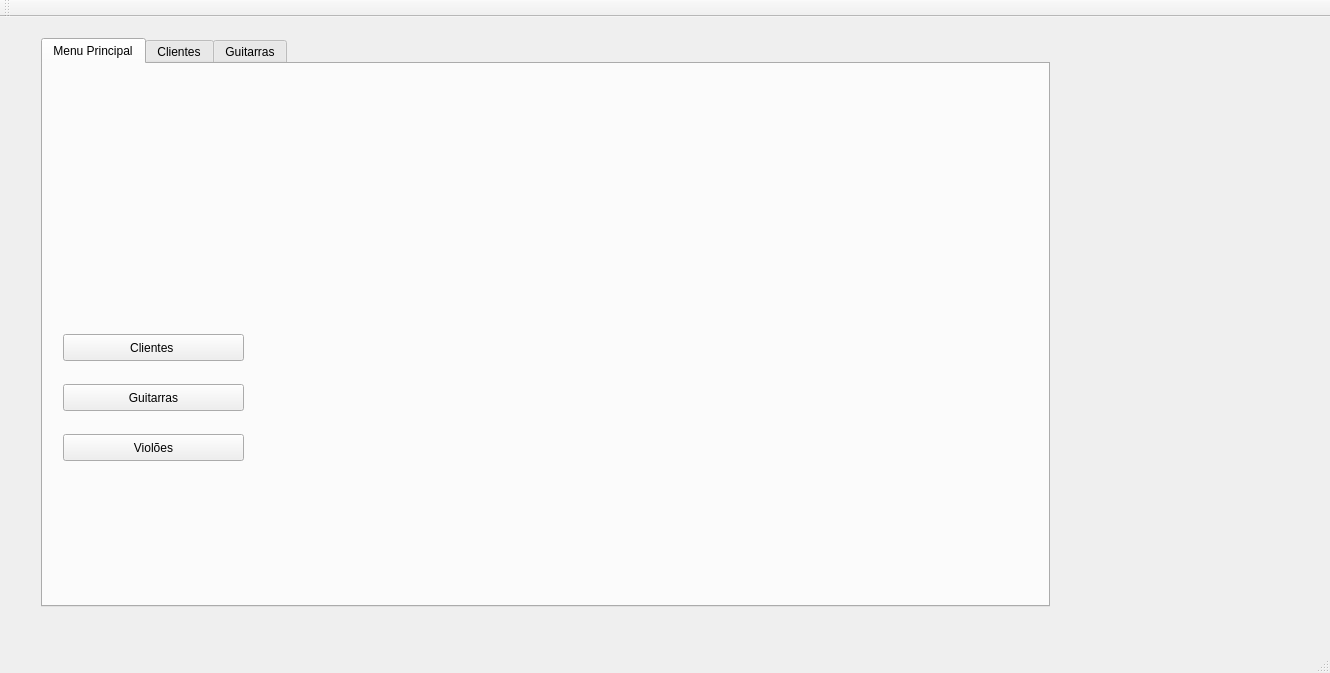
This is mainwindow.ui in gioxb10/projeto-loja-de-musica as Qt 5 draws it before an edit. The edited form follows.
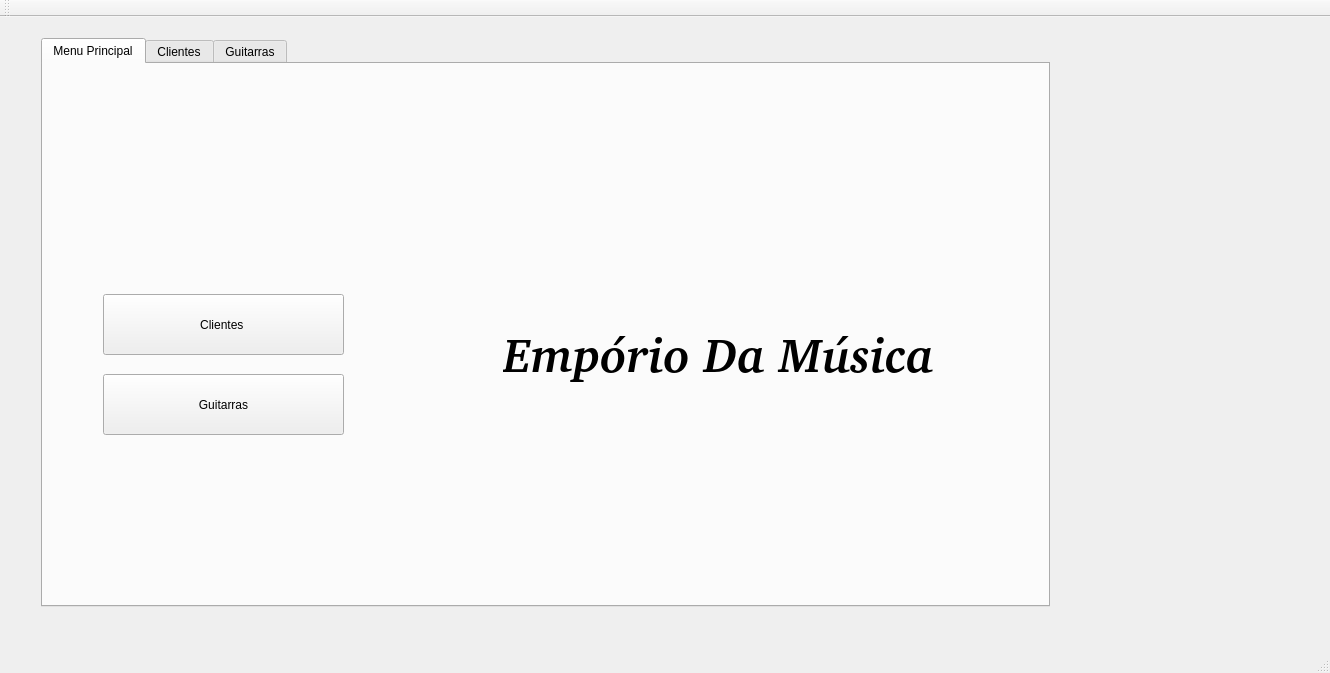
This is the edited form. The open tabs and pages were chosen to show the change. Icons and pictures are not drawn.

```diff
--- a/mainwindow.ui
+++ b/mainwindow.ui
@@ -39,10 +39,10 @@
         <widget class="QPushButton" name="pushButton">
          <property name="geometry">
           <rect>
-           <x>20</x>
-           <y>270</y>
-           <width>181</width>
-           <height>27</height>
+           <x>60</x>
+           <y>230</y>
+           <width>241</width>
+           <height>61</height>
           </rect>
          </property>
          <property name="focusPolicy">
@@ -55,10 +55,10 @@
         <widget class="QPushButton" name="pushButton_2">
          <property name="geometry">
           <rect>
-           <x>20</x>
-           <y>320</y>
-           <width>181</width>
-           <height>27</height>
+           <x>60</x>
+           <y>310</y>
+           <width>241</width>
+           <height>61</height>
           </rect>
          </property>
          <property name="focusPolicy">
@@ -68,20 +68,45 @@
           <string>Guitarras</string>
          </property>
         </widget>
-        <widget class="QPushButton" name="pushButton_3">
+        <widget class="QLabel" name="label_4">
          <property name="geometry">
           <rect>
-           <x>20</x>
-           <y>370</y>
-           <width>181</width>
-           <height>27</height>
+           <x>460</x>
+           <y>220</y>
+           <width>481</width>
+           <height>141</height>
           </rect>
          </property>
-         <property name="focusPolicy">
-          <enum>Qt::WheelFocus</enum>
+         <property name="font">
+          <font>
+           <family>Bitstream Charter</family>
+           <pointsize>36</pointsize>
+           <weight>75</weight>
+           <italic>true</italic>
+           <bold>true</bold>
+          </font>
          </property>
          <property name="text">
-          <string>Violões</string>
+          <string>Empório Da Música</string>
+         </property>
+        </widget>
+        <widget class="QLabel" name="label">
+         <property name="geometry">
+          <rect>
+           <x>780</x>
+           <y>440</y>
+           <width>221</width>
+           <height>101</height>
+          </rect>
+         </property>
+         <property name="text">
+          <string/>
+         </property>
+         <property name="pixmap">
+          <pixmap>../../Downloads/IntitutoFederal-aplicações-horizontais-02.png</pixmap>
+         </property>
+         <property name="scaledContents">
+          <bool>true</bool>
          </property>
         </widget>
        </widget>
```
Left out of the diff: 34 changed lines with no effect on the pictures.
